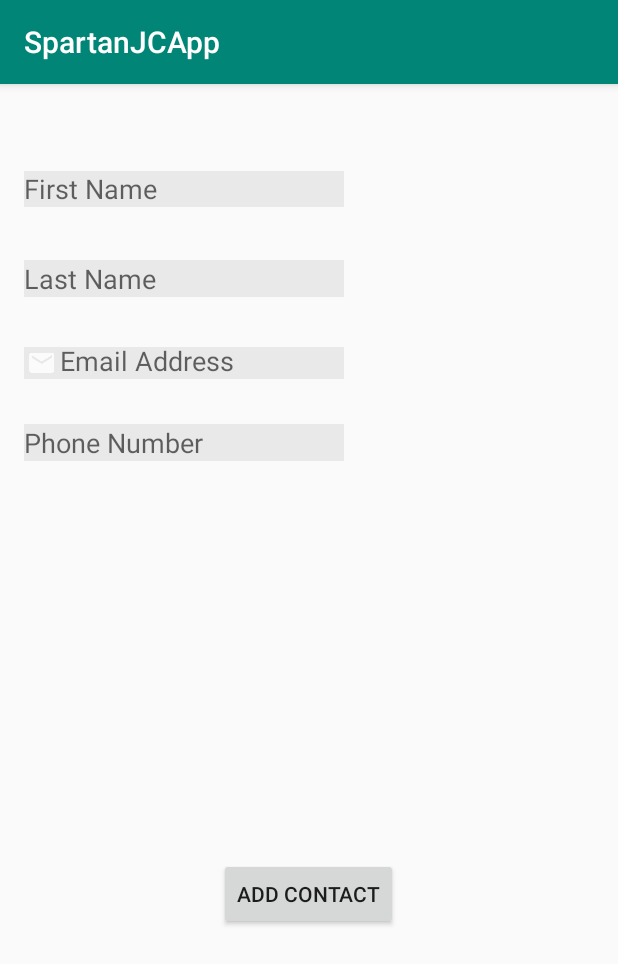
After one commit to Francisco-Ibarra07/ContactManager, an Android app: the AddContactScreen screen opened directly, with no data from a screen before it, on a phone screen of 412 x 824 dp. The commit adds this screen. Shown: the top 964 px of the screen. Run offline under Robolectric (Android 15) with nearby library versions, the phone set to English and light mode, and no system bars; our stand-ins replace Firebase (no records; nobody signed in at launch, a user with empty details on screens opened directly).

Commit message:
Updated TODO and created add contact manually activity

```diff
--- a/app/src/main/AndroidManifest.xml
+++ b/app/src/main/AndroidManifest.xml
@@ -18,7 +18,8 @@
         </activity>
         <activity android:name=".HomePage" />
         <activity android:name=".CreateAccountScreen" />
-        <activity android:name=".ContactView"></activity>
+        <activity android:name=".ContactView" />
+        <activity android:name=".AddContactScreen"></activity>
     </application>
 
 </manifest>
--- /dev/null
+++ b/app/src/main/java/com/gp6/spartanjcapp/AddContactScreen.java
@@ -0,0 +1,43 @@
+package com.gp6.spartanjcapp;
+
+import android.support.v7.app.AppCompatActivity;
+import android.os.Bundle;
+import android.widget.Button;
+import android.widget.EditText;
+
+import com.google.firebase.auth.FirebaseAuth;
+import com.google.firebase.auth.FirebaseUser;
+
+public class AddContactScreen extends AppCompatActivity {
+
+    private FirebaseAuth firebaseAuth;
+    private FirebaseUser currentUser;
+    private Button finishButton;
+    private EditText phoneNumber;
+    private EditText firstName;
+    private EditText lastName;
+    private EditText emailAddress;
+
+    @Override
+    protected void onCreate(Bundle savedInstanceState) {
+        super.onCreate(savedInstanceState);
+        setContentView(R.layout.activity_add_contact_screen);
+
+        firebaseAuth = FirebaseAuth.getInstance();
+        currentUser = FirebaseAuth.getInstance().getCurrentUser();
+
+
+
+    }
+
+
+    private void initializeUserInputVariables(){
+
+        phoneNumber = findViewById(R.id.addcontact_phonenumber);
+        finishButton = findViewById(R.id.addcontact_finishbttn);
+        firstName = ((EditText) findViewById(R.id.addcontact_firstname));
+        lastName = ((EditText) findViewById(R.id.addcontact_lastname));
+        emailAddress = ((EditText) findViewById(R.id.addcontact_email));
+    }
+
+}
--- a/app/src/main/java/com/gp6/spartanjcapp/CreateAccountScreen.java
+++ b/app/src/main/java/com/gp6/spartanjcapp/CreateAccountScreen.java
@@ -74,7 +74,6 @@ public class CreateAccountScreen extends AppCompatActivity {
     /**
      * This method simply initializes all the instance variables to their respective button/text boxes.
      * Whatever the user inputs into the text boxes can be accessed via these instance variables
-     *
      */
     private void initializeUserInputVariables(){
         phoneNumber = (EditText) findViewById(R.id.phoneNumber);
--- /dev/null
+++ b/app/src/main/res/layout/activity_add_contact_screen.xml
@@ -0,0 +1,122 @@
+<?xml version="1.0" encoding="utf-8"?>
+<android.support.constraint.ConstraintLayout xmlns:android="http://schemas.android.com/apk/res/android"
+    xmlns:app="http://schemas.android.com/apk/res-auto"
+    xmlns:tools="http://schemas.android.com/tools"
+    android:layout_width="match_parent"
+    android:layout_height="match_parent"
+    tools:context=".AddContactScreen">
+
+    <EditText
+        android:id="@+id/addcontact_phonenumber"
+        android:layout_width="wrap_content"
+        android:layout_height="wrap_content"
+        android:layout_alignStart="@+id/firstName"
+        android:layout_alignParentTop="true"
+        android:layout_marginStart="8dp"
+        android:layout_marginLeft="8dp"
+        android:layout_marginTop="8dp"
+        android:layout_marginEnd="8dp"
+        android:layout_marginRight="8dp"
+        android:layout_marginBottom="8dp"
+        android:background="#11000000"
+        android:ems="10"
+        android:hint="Phone Number"
+        android:inputType="phone"
+        android:textColor="@color/colorAccent"
+        app:layout_constraintBottom_toBottomOf="parent"
+        app:layout_constraintEnd_toEndOf="parent"
+        app:layout_constraintHorizontal_bias="0.044"
+        app:layout_constraintStart_toStartOf="parent"
+        app:layout_constraintTop_toTopOf="parent"
+        app:layout_constraintVertical_bias="0.301" />
+
+    <EditText
+        android:id="@+id/addcontact_firstname"
+        android:layout_width="wrap_content"
+        android:layout_height="24dp"
+        android:layout_alignParentTop="true"
+        android:layout_centerHorizontal="true"
+        android:layout_marginStart="8dp"
+        android:layout_marginLeft="8dp"
+        android:layout_marginTop="8dp"
+        android:layout_marginEnd="8dp"
+        android:layout_marginRight="8dp"
+        android:layout_marginBottom="8dp"
+        android:background="#11000000"
+        android:ems="10"
+        android:hint="First Name"
+        android:inputType="textPersonName"
+        android:textColor="@color/colorAccent"
+        app:layout_constraintBottom_toBottomOf="parent"
+        app:layout_constraintEnd_toEndOf="parent"
+        app:layout_constraintHorizontal_bias="0.044"
+        app:layout_constraintStart_toStartOf="parent"
+        app:layout_constraintTop_toTopOf="parent"
+        app:layout_constraintVertical_bias="0.069" />
+
+    <EditText
+        android:id="@+id/addcontact_lastname"
+        android:layout_width="wrap_content"
+        android:layout_height="wrap_content"
+        android:layout_alignParentTop="true"
+        android:layout_centerHorizontal="true"
+        android:layout_marginStart="8dp"
+        android:layout_marginLeft="8dp"
+        android:layout_marginTop="8dp"
+        android:layout_marginEnd="8dp"
+        android:layout_marginRight="8dp"
+        android:layout_marginBottom="8dp"
+        android:background="#11000000"
+        android:ems="10"
+        android:hint="Last Name"
+        android:inputType="textPersonName"
+        android:textColor="@color/colorAccent"
+        app:layout_constraintBottom_toBottomOf="parent"
+        app:layout_constraintEnd_toEndOf="parent"
+        app:layout_constraintHorizontal_bias="0.044"
+        app:layout_constraintStart_toStartOf="parent"
+        app:layout_constraintTop_toTopOf="parent"
+        app:layout_constraintVertical_bias="0.15" />
+
+    <EditText
+        android:id="@+id/addcontact_email"
+        android:layout_width="wrap_content"
+        android:layout_height="21dp"
+        android:layout_alignParentTop="true"
+        android:layout_centerHorizontal="true"
+        android:layout_marginStart="8dp"
+        android:layout_marginLeft="8dp"
+        android:layout_marginTop="8dp"
+        android:layout_marginEnd="8dp"
+        android:layout_marginRight="8dp"
+        android:layout_marginBottom="8dp"
+        android:background="#11000000"
+        android:drawableLeft="@drawable/ic_action_email"
+        android:ems="10"
+        android:hint="Email Address"
+        android:inputType="textEmailAddress"
+        android:textColor="@color/colorAccent"
+        app:layout_constraintBottom_toBottomOf="parent"
+        app:layout_constraintEnd_toEndOf="parent"
+        app:layout_constraintHorizontal_bias="0.044"
+        app:layout_constraintStart_toStartOf="parent"
+        app:layout_constraintTop_toTopOf="parent"
+        app:layout_constraintVertical_bias="0.229" />
+
+    <Button
+        android:id="@+id/addcontact_finishbttn"
+        android:layout_width="wrap_content"
+        android:layout_height="wrap_content"
+        android:layout_alignParentBottom="true"
+        android:layout_centerHorizontal="true"
+        android:layout_marginStart="8dp"
+        android:layout_marginLeft="8dp"
+        android:layout_marginEnd="8dp"
+        android:layout_marginRight="8dp"
+        android:layout_marginBottom="204dp"
+        android:text="Add Contact"
+        app:layout_constraintBottom_toBottomOf="parent"
+        app:layout_constraintEnd_toEndOf="parent"
+        app:layout_constraintHorizontal_bias="0.498"
+        app:layout_constraintStart_toStartOf="parent" />
+</android.support.constraint.ConstraintLayout>
```
Also changed, not shown: app/src/main/java/com/gp6/spartanjcapp/HomePage.java (+43 -23 lines), app/src/main/res/layout/activity_home_page.xml (+42 -5 lines).
